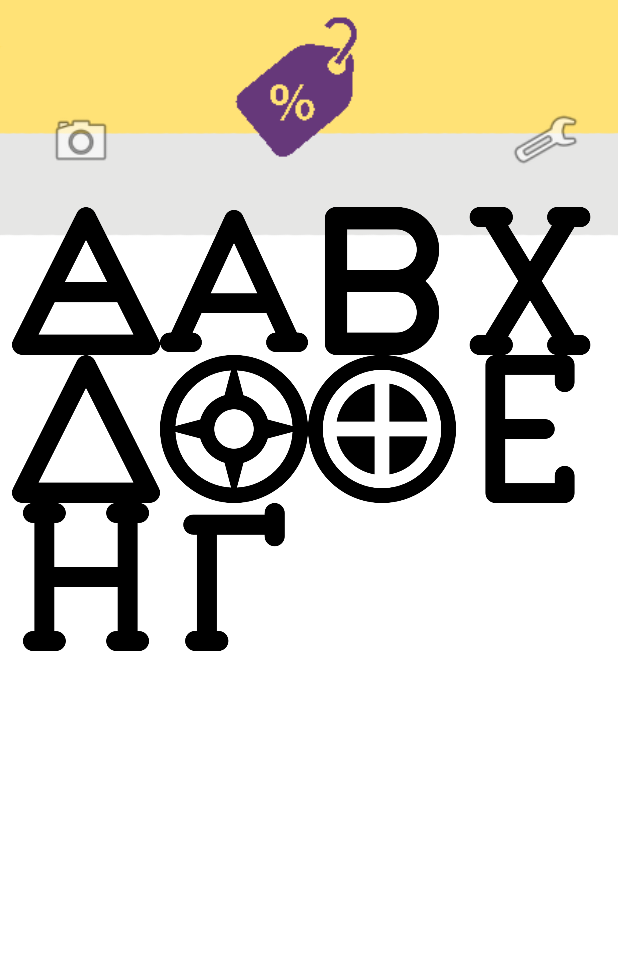
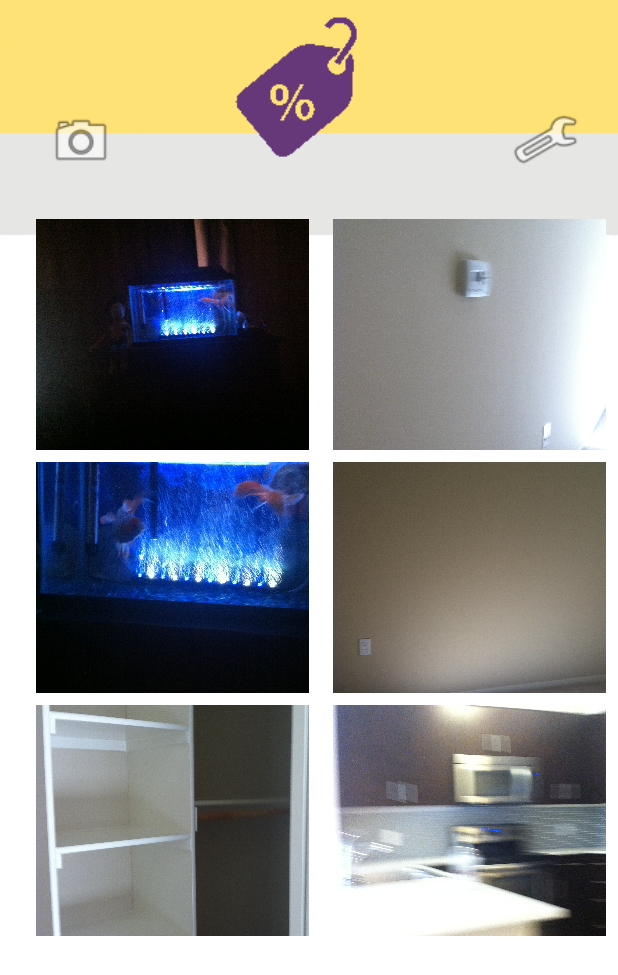
Before and after one commit to lolitsgab/CommunitySalesApp, an Android app: the screen it shows after launch (MainActivity), on a phone screen of 412 x 824 dp. Shown: the top 975 px of the screen. Run offline under Robolectric (Android 15) with nearby library versions, the phone set to English and light mode, and no system bars.

Commit message:
1 Feature, 1 Bug fixed. Bug was that it would lag due to having to pull images infinitely amount of times. To fix this, I decreased memory consumption by passing in the already read files as a paramater and only updating the view for more pictures upon request OR after programmed interval. Feature: Will now read images from a server ON DISK.

```diff
--- a/app/build.gradle
+++ b/app/build.gradle
@@ -29,4 +29,5 @@ dependencies {
     implementation 'com.github.bumptech.glide:glide:4.5.0'
     annotationProcessor 'com.github.bumptech.glide:compiler:4.5.0'
     implementation 'com.android.support:recyclerview-v7:27.0.2'
+    implementation 'com.android.support:cardview-v7:27.0.2'
 }
--- a/app/src/main/java/com/example/gabriel/letgo/GoodsGalleryFragment.java
+++ b/app/src/main/java/com/example/gabriel/letgo/GoodsGalleryFragment.java
@@ -2,9 +2,11 @@ package com.example.gabriel.letgo;
 
 import android.content.Intent;
 import android.content.res.AssetManager;
+import android.graphics.drawable.Drawable;
 import android.os.Bundle;
 import android.support.annotation.Nullable;
 import android.support.v4.app.Fragment;
+import android.support.v7.widget.LinearLayoutManager;
 import android.support.v7.widget.RecyclerView;
 import android.support.v7.widget.StaggeredGridLayoutManager;
 import android.view.LayoutInflater;
@@ -16,7 +18,9 @@ import android.widget.ImageButton;
 import android.widget.Toast;
 
 import java.io.IOException;
+import java.io.InputStream;
 import java.util.ArrayList;
+import java.util.Arrays;
 import java.util.List;
 
 public class GoodsGalleryFragment extends Fragment
@@ -27,9 +31,38 @@ public class GoodsGalleryFragment extends Fragment
     public View onCreateView(LayoutInflater inflater, @Nullable ViewGroup container, @Nullable Bundle savedInstanceState) {
         final View rootView = inflater.inflate(R.layout.gallery_view, container, false);
         RecyclerView mRecyclerView = (RecyclerView) rootView.findViewById(R.id.masonry_grid);
-        mRecyclerView.setLayoutManager(new StaggeredGridLayoutManager(4, StaggeredGridLayoutManager.VERTICAL));
-        MasonAdapter adapter = new MasonAdapter(getContext());
+        mRecyclerView.setLayoutManager(new StaggeredGridLayoutManager(2, StaggeredGridLayoutManager.VERTICAL));
+        MasonAdapter adapter = null;
+        try {
+            List<String> images = grabFileNames();
+            List<Drawable> loadedImages = new ArrayList<>();
+            AssetManager assetManager = getActivity().getAssets();
+            if(assetManager == null)
+                Toast.makeText(getContext(), "Asset Manager is NULL", Toast.LENGTH_LONG).show();
+            for (int i = 0; i < images.size(); i++)
+            {
+                InputStream ims = assetManager.open(images.get(i));
+                loadedImages.add(Drawable.createFromStream(ims, null));
+            }
+            adapter = new MasonAdapter(getContext(), loadedImages);
+
+        } catch (IOException e) {
+            e.printStackTrace();
+            Toast.makeText(getContext(), "Something Has Failed", Toast.LENGTH_LONG).show();
+        }
+        //mRecyclerView.setNestedScrollingEnabled(true);
+        mRecyclerView.setHasFixedSize(true);
         mRecyclerView.setAdapter(adapter);
         return rootView;
     }
+    private List<String> grabFileNames() throws IOException {
+        List<String> items = new ArrayList<>();
+        AssetManager assetManager = getContext().getAssets();
+        for(String s: assetManager.list(""))
+        {
+            if(s.endsWith(".JPG"))
+                items.add(s);
+        }
+            return items;
+    }
 }
--- a/app/src/main/java/com/example/gabriel/letgo/MasonAdapter.java
+++ b/app/src/main/java/com/example/gabriel/letgo/MasonAdapter.java
@@ -1,11 +1,19 @@
 package com.example.gabriel.letgo;
 import android.content.Context;
+import android.graphics.drawable.Drawable;
+import android.support.annotation.DrawableRes;
 import android.support.v7.widget.RecyclerView;
 import android.view.LayoutInflater;
 import android.view.View;
 import android.view.ViewGroup;
 import android.widget.ImageView;
 
+import com.bumptech.glide.Glide;
+import com.bumptech.glide.request.target.Target;
+
+import java.io.IOException;
+import java.io.InputStream;
+import java.util.ArrayList;
 import java.util.List;
 import java.util.zip.Inflater;
 
@@ -15,14 +23,12 @@ import java.util.zip.Inflater;
 
 public class MasonAdapter extends RecyclerView.Adapter<MasonAdapter.MasonView> {
    Context context;
-    //Test Images
-   int[] imgList = {R.drawable.a, R.drawable.b, R.drawable.c, R.drawable.d,
-           R.drawable.e, R.drawable.f, R.drawable.g, R.drawable.h,
-           R.drawable.i, R.drawable.j};
+   List<Drawable> images;
 
-    public MasonAdapter(Context context)
+    public MasonAdapter(Context context, List<Drawable> images)
     {
         this.context = context;
+        this.images = images;
     }
 
     @Override
@@ -34,12 +40,15 @@ public class MasonAdapter extends RecyclerView.Adapter<MasonAdapter.MasonView> {
 
     @Override
     public void onBindViewHolder(MasonView holder, int position) {
-        holder.imageView.setImageResource(imgList[position]);
+        Glide.with(context)
+                .load(images.get(position))
+                .thumbnail(0.02f)
+                .into(holder.imageView);
     }
 
     @Override
     public int getItemCount() {
-        return imgList.length;
+        return images.size();
     }
 
     public class MasonView extends RecyclerView.ViewHolder {
--- a/app/src/main/res/layout/gallery_view.xml
+++ b/app/src/main/res/layout/gallery_view.xml
@@ -49,7 +49,7 @@
 
     <android.support.v7.widget.RecyclerView
         android:id="@+id/masonry_grid"
-        android:layout_width="0dp"
+        android:layout_width="match_parent"
         android:layout_height="0dp"
         android:layout_marginBottom="8dp"
         android:layout_marginEnd="8dp"
--- a/app/src/main/res/layout/mason_tile.xml
+++ b/app/src/main/res/layout/mason_tile.xml
@@ -1,20 +1,20 @@
 <?xml version="1.0" encoding="utf-8"?>
-<LinearLayout
-    xmlns:android="http://schemas.android.com/apk/res/android"
+<android.support.constraint.ConstraintLayout xmlns:android="http://schemas.android.com/apk/res/android"
     xmlns:app="http://schemas.android.com/apk/res-auto"
     xmlns:tools="http://schemas.android.com/tools"
+    android:id="@+id/linearLayout"
     android:layout_width="match_parent"
-    android:layout_height="wrap_content">
+    android:layout_height="wrap_content"
+    android:orientation="vertical"
+    tools:layout_editor_absoluteY="25dp">
 
     <ImageView
         android:id="@+id/img"
-        android:layout_width="wrap_content"
-        android:layout_height="wrap_content"
-        android:adjustViewBounds="true"
+        android:layout_width="213dp"
+        android:layout_height="154dp"
+        android:layout_marginLeft="16dp"
+        android:layout_marginTop="8dp"
         android:scaleType="centerCrop"
-        app:layout_constraintBottom_toBottomOf="parent"
-        app:layout_constraintRight_toRightOf="parent"
-        app:layout_constraintTop_toTopOf="parent"
-        app:layout_constraintVertical_bias="0.0"
-        app:srcCompat="@drawable/commes" />
-</LinearLayout>
+        app:layout_constraintLeft_toLeftOf="parent"
+        app:layout_constraintTop_toTopOf="parent" />
+</android.support.constraint.ConstraintLayout>
```
